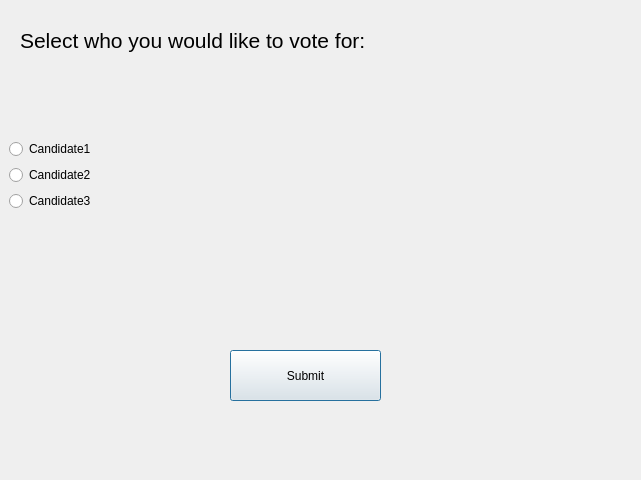
The window that ballot.ui (PrekshyaDawadi/E-Matdaan) describes before a commit, drawn with Qt 5.
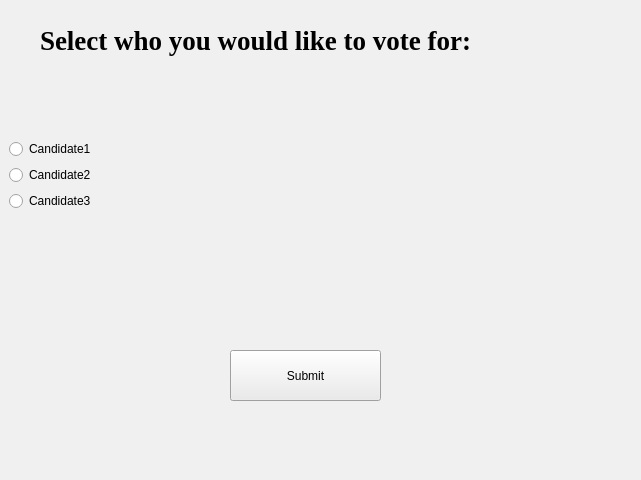
The same window after the commit.

```diff
--- a/ballot.ui
+++ b/ballot.ui
@@ -10,21 +10,1177 @@
     <height>480</height>
    </rect>
   </property>
+  <property name="palette">
+   <palette>
+    <active>
+     <colorrole role="WindowText">
+      <brush brushstyle="SolidPattern">
+       <color alpha="255">
+        <red>0</red>
+        <green>0</green>
+        <blue>0</blue>
+       </color>
+      </brush>
+     </colorrole>
+     <colorrole role="Button">
+      <brush brushstyle="SolidPattern">
+       <color alpha="255">
+        <red>240</red>
+        <green>240</green>
+        <blue>240</blue>
+       </color>
+      </brush>
+     </colorrole>
+     <colorrole role="Light">
+      <brush brushstyle="SolidPattern">
+       <color alpha="255">
+        <red>255</red>
+        <green>255</green>
+        <blue>255</blue>
+       </color>
+      </brush>
+     </colorrole>
+     <colorrole role="Midlight">
+      <brush brushstyle="SolidPattern">
+       <color alpha="255">
+        <red>227</red>
+        <green>227</green>
+        <blue>227</blue>
+       </color>
+      </brush>
+     </colorrole>
+     <colorrole role="Dark">
+      <brush brushstyle="SolidPattern">
+       <color alpha="255">
+        <red>160</red>
+        <green>160</green>
+        <blue>160</blue>
+       </color>
+      </brush>
+     </colorrole>
+     <colorrole role="Mid">
+      <brush brushstyle="SolidPattern">
+       <color alpha="255">
+        <red>160</red>
+        <green>160</green>
+        <blue>160</blue>
+       </color>
+      </brush>
+     </colorrole>
+     <colorrole role="Text">
+      <brush brushstyle="SolidPattern">
+       <color alpha="255">
+        <red>0</red>
+        <green>0</green>
+        <blue>0</blue>
+       </color>
+      </brush>
+     </colorrole>
+     <colorrole role="BrightText">
+      <brush brushstyle="SolidPattern">
+       <color alpha="255">
+        <red>255</red>
+        <green>255</green>
+        <blue>255</blue>
+       </color>
+      </brush>
+     </colorrole>
+     <colorrole role="ButtonText">
+      <brush brushstyle="SolidPattern">
+       <color alpha="255">
+        <red>0</red>
+        <green>0</green>
+        <blue>0</blue>
+       </color>
+      </brush>
+     </colorrole>
+     <colorrole role="Base">
+      <brush brushstyle="SolidPattern">
+       <color alpha="255">
+        <red>255</red>
+        <green>255</green>
+        <blue>255</blue>
+       </color>
+      </brush>
+     </colorrole>
+     <colorrole role="Window">
+      <brush brushstyle="SolidPattern">
+       <color alpha="255">
+        <red>85</red>
+        <green>170</green>
+        <blue>255</blue>
+       </color>
+      </brush>
+     </colorrole>
+     <colorrole role="Shadow">
+      <brush brushstyle="SolidPattern">
+       <color alpha="255">
+        <red>105</red>
+        <green>105</green>
+        <blue>105</blue>
+       </color>
+      </brush>
+     </colorrole>
+     <colorrole role="Highlight">
+      <brush brushstyle="SolidPattern">
+       <color alpha="255">
+        <red>0</red>
+        <green>120</green>
+        <blue>215</blue>
+       </color>
+      </brush>
+     </colorrole>
+     <colorrole role="HighlightedText">
+      <brush brushstyle="SolidPattern">
+       <color alpha="255">
+        <red>255</red>
+        <green>255</green>
+        <blue>255</blue>
+       </color>
+      </brush>
+     </colorrole>
+     <colorrole role="Link">
+      <brush brushstyle="SolidPattern">
+       <color alpha="255">
+        <red>0</red>
+        <green>0</green>
+        <blue>255</blue>
+       </color>
+      </brush>
+     </colorrole>
+     <colorrole role="LinkVisited">
+      <brush brushstyle="SolidPattern">
+       <color alpha="255">
+        <red>255</red>
+        <green>0</green>
+        <blue>255</blue>
+       </color>
+      </brush>
+     </colorrole>
+     <colorrole role="AlternateBase">
+      <brush brushstyle="SolidPattern">
+       <color alpha="255">
+        <red>245</red>
+        <green>245</green>
+        <blue>245</blue>
+       </color>
+      </brush>
+     </colorrole>
+     <colorrole role="NoRole">
+      <brush brushstyle="SolidPattern">
+       <color alpha="255">
+        <red>0</red>
+        <green>0</green>
+        <blue>0</blue>
+       </color>
+      </brush>
+     </colorrole>
+     <colorrole role="ToolTipBase">
+      <brush brushstyle="SolidPattern">
+       <color alpha="255">
+        <red>255</red>
+        <green>255</green>
+        <blue>220</blue>
+       </color>
+      </brush>
+     </colorrole>
+     <colorrole role="ToolTipText">
+      <brush brushstyle="SolidPattern">
+       <color alpha="255">
+        <red>0</red>
+        <green>0</green>
+        <blue>0</blue>
+       </color>
+      </brush>
+     </colorrole>
+     <colorrole role="PlaceholderText">
+      <brush brushstyle="SolidPattern">
+       <color alpha="128">
+        <red>0</red>
+        <green>0</green>
+        <blue>0</blue>
+       </color>
+      </brush>
+     </colorrole>
+    </active>
+    <inactive>
+     <colorrole role="WindowText">
+      <brush brushstyle="SolidPattern">
+       <color alpha="255">
+        <red>0</red>
+        <green>0</green>
+        <blue>0</blue>
+       </color>
+      </brush>
+     </colorrole>
+     <colorrole role="Button">
+      <brush brushstyle="SolidPattern">
+       <color alpha="255">
+        <red>240</red>
+        <green>240</green>
+        <blue>240</blue>
+       </color>
+      </brush>
+     </colorrole>
+     <colorrole role="Light">
+      <brush brushstyle="SolidPattern">
+       <color alpha="255">
+        <red>255</red>
+        <green>255</green>
+        <blue>255</blue>
+       </color>
+      </brush>
+     </colorrole>
+     <colorrole role="Midlight">
+      <brush brushstyle="SolidPattern">
+       <color alpha="255">
+        <red>227</red>
+        <green>227</green>
+        <blue>227</blue>
+       </color>
+      </brush>
+     </colorrole>
+     <colorrole role="Dark">
+      <brush brushstyle="SolidPattern">
+       <color alpha="255">
+        <red>160</red>
+        <green>160</green>
+        <blue>160</blue>
+       </color>
+      </brush>
+     </colorrole>
+     <colorrole role="Mid">
+      <brush brushstyle="SolidPattern">
+       <color alpha="255">
+        <red>160</red>
+        <green>160</green>
+        <blue>160</blue>
+       </color>
+      </brush>
+     </colorrole>
+     <colorrole role="Text">
+      <brush brushstyle="SolidPattern">
+       <color alpha="255">
+        <red>0</red>
+        <green>0</green>
+        <blue>0</blue>
+       </color>
+      </brush>
+     </colorrole>
+     <colorrole role="BrightText">
+      <brush brushstyle="SolidPattern">
+       <color alpha="255">
+        <red>255</red>
+        <green>255</green>
+        <blue>255</blue>
+       </color>
+      </brush>
+     </colorrole>
+     <colorrole role="ButtonText">
+      <brush brushstyle="SolidPattern">
+       <color alpha="255">
+        <red>0</red>
+        <green>0</green>
+        <blue>0</blue>
+       </color>
+      </brush>
+     </colorrole>
+     <colorrole role="Base">
+      <brush brushstyle="SolidPattern">
+       <color alpha="255">
+        <red>255</red>
+        <green>255</green>
+        <blue>255</blue>
+       </color>
+      </brush>
+     </colorrole>
+     <colorrole role="Window">
+      <brush brushstyle="SolidPattern">
+       <color alpha="255">
+        <red>240</red>
+        <green>240</green>
+        <blue>240</blue>
+       </color>
+      </brush>
+     </colorrole>
+     <colorrole role="Shadow">
+      <brush brushstyle="SolidPattern">
+       <color alpha="255">
+        <red>105</red>
+        <green>105</green>
+        <blue>105</blue>
+       </color>
+      </brush>
+     </colorrole>
+     <colorrole role="Highlight">
+      <brush brushstyle="SolidPattern">
+       <color alpha="255">
+        <red>240</red>
+        <green>240</green>
+        <blue>240</blue>
+       </color>
+      </brush>
+     </colorrole>
+     <colorrole role="HighlightedText">
+      <brush brushstyle="SolidPattern">
+       <color alpha="255">
+        <red>0</red>
+        <green>0</green>
+        <blue>0</blue>
+       </color>
+      </brush>
+     </colorrole>
+     <colorrole role="Link">
+      <brush brushstyle="SolidPattern">
+       <color alpha="255">
+        <red>0</red>
+        <green>0</green>
+        <blue>255</blue>
+       </color>
+      </brush>
+     </colorrole>
+     <colorrole role="LinkVisited">
+      <brush brushstyle="SolidPattern">
+       <color alpha="255">
+        <red>255</red>
+        <green>0</green>
+        <blue>255</blue>
+       </color>
+      </brush>
+     </colorrole>
+     <colorrole role="AlternateBase">
+      <brush brushstyle="SolidPattern">
+       <color alpha="255">
+        <red>245</red>
+        <green>245</green>
+        <blue>245</blue>
+       </color>
+      </brush>
+     </colorrole>
+     <colorrole role="NoRole">
+      <brush brushstyle="NoBrush">
+       <color alpha="255">
+        <red>0</red>
+        <green>0</green>
+        <blue>0</blue>
+       </color>
+      </brush>
+     </colorrole>
+     <colorrole role="ToolTipBase">
+      <brush brushstyle="SolidPattern">
+       <color alpha="255">
+        <red>255</red>
+        <green>255</green>
+        <blue>220</blue>
+       </color>
+      </brush>
+     </colorrole>
+     <colorrole role="ToolTipText">
+      <brush brushstyle="SolidPattern">
+       <color alpha="255">
+        <red>0</red>
+        <green>0</green>
+        <blue>0</blue>
+       </color>
+      </brush>
+     </colorrole>
+     <colorrole role="PlaceholderText">
+      <brush brushstyle="SolidPattern">
+       <color alpha="128">
+        <red>0</red>
+        <green>0</green>
+        <blue>0</blue>
+       </color>
+      </brush>
+     </colorrole>
+    </inactive>
+    <disabled>
+     <colorrole role="WindowText">
+      <brush brushstyle="SolidPattern">
+       <color alpha="255">
+        <red>120</red>
+        <green>120</green>
+        <blue>120</blue>
+       </color>
+      </brush>
+     </colorrole>
+     <colorrole role="Button">
+      <brush brushstyle="SolidPattern">
+       <color alpha="255">
+        <red>240</red>
+        <green>240</green>
+        <blue>240</blue>
+       </color>
+      </brush>
+     </colorrole>
+     <colorrole role="Light">
+      <brush brushstyle="SolidPattern">
+       <color alpha="255">
+        <red>255</red>
+        <green>255</green>
+        <blue>255</blue>
+       </color>
+      </brush>
+     </colorrole>
+     <colorrole role="Midlight">
+      <brush brushstyle="SolidPattern">
+       <color alpha="255">
+        <red>247</red>
+        <green>247</green>
+        <blue>247</blue>
+       </color>
+      </brush>
+     </colorrole>
+     <colorrole role="Dark">
+      <brush brushstyle="SolidPattern">
+       <color alpha="255">
+        <red>160</red>
+        <green>160</green>
+        <blue>160</blue>
+       </color>
+      </brush>
+     </colorrole>
+     <colorrole role="Mid">
+      <brush brushstyle="SolidPattern">
+       <color alpha="255">
+        <red>160</red>
+        <green>160</green>
+        <blue>160</blue>
+       </color>
+      </brush>
+     </colorrole>
+     <colorrole role="Text">
+      <brush brushstyle="SolidPattern">
+       <color alpha="255">
+        <red>120</red>
+        <green>120</green>
+        <blue>120</blue>
+       </color>
+      </brush>
+     </colorrole>
+     <colorrole role="BrightText">
+      <brush brushstyle="SolidPattern">
+       <color alpha="255">
+        <red>255</red>
+        <green>255</green>
+        <blue>255</blue>
+       </color>
+      </brush>
+     </colorrole>
+     <colorrole role="ButtonText">
+      <brush brushstyle="SolidPattern">
+       <color alpha="255">
+        <red>120</red>
+        <green>120</green>
+        <blue>120</blue>
+       </color>
+      </brush>
+     </colorrole>
+     <colorrole role="Base">
+      <brush brushstyle="SolidPattern">
+       <color alpha="255">
+        <red>85</red>
+        <green>170</green>
+        <blue>255</blue>
+       </color>
+      </brush>
+     </colorrole>
+     <colorrole role="Window">
+      <brush brushstyle="SolidPattern">
+       <color alpha="255">
+        <red>85</red>
+        <green>170</green>
+        <blue>255</blue>
+       </color>
+      </brush>
+     </colorrole>
+     <colorrole role="Shadow">
+      <brush brushstyle="SolidPattern">
+       <color alpha="255">
+        <red>0</red>
+        <green>0</green>
+        <blue>0</blue>
+       </color>
+      </brush>
+     </colorrole>
+     <colorrole role="Highlight">
+      <brush brushstyle="SolidPattern">
+       <color alpha="255">
+        <red>0</red>
+        <green>120</green>
+        <blue>215</blue>
+       </color>
+      </brush>
+     </colorrole>
+     <colorrole role="HighlightedText">
+      <brush brushstyle="SolidPattern">
+       <color alpha="255">
+        <red>255</red>
+        <green>255</green>
+        <blue>255</blue>
+       </color>
+      </brush>
+     </colorrole>
+     <colorrole role="Link">
+      <brush brushstyle="SolidPattern">
+       <color alpha="255">
+        <red>0</red>
+        <green>0</green>
+        <blue>255</blue>
+       </color>
+      </brush>
+     </colorrole>
+     <colorrole role="LinkVisited">
+      <brush brushstyle="SolidPattern">
+       <color alpha="255">
+        <red>255</red>
+        <green>0</green>
+        <blue>255</blue>
+       </color>
+      </brush>
+     </colorrole>
+     <colorrole role="AlternateBase">
+      <brush brushstyle="SolidPattern">
+       <color alpha="255">
+        <red>245</red>
+        <green>245</green>
+        <blue>245</blue>
+       </color>
+      </brush>
+     </colorrole>
+     <colorrole role="NoRole">
+      <brush brushstyle="NoBrush">
+       <color alpha="255">
+        <red>0</red>
+        <green>0</green>
+        <blue>0</blue>
+       </color>
+      </brush>
+     </colorrole>
+     <colorrole role="ToolTipBase">
+      <brush brushstyle="SolidPattern">
+       <color alpha="255">
+        <red>255</red>
+        <green>255</green>
+        <blue>220</blue>
+       </color>
+      </brush>
+     </colorrole>
+     <colorrole role="ToolTipText">
+      <brush brushstyle="SolidPattern">
+       <color alpha="255">
+        <red>0</red>
+        <green>0</green>
+        <blue>0</blue>
+       </color>
+      </brush>
+     </colorrole>
+     <colorrole role="PlaceholderText">
+      <brush brushstyle="SolidPattern">
+       <color alpha="128">
+        <red>0</red>
+        <green>0</green>
+        <blue>0</blue>
+       </color>
+      </brush>
+     </colorrole>
+    </disabled>
+   </palette>
+  </property>
   <property name="windowTitle">
    <string>Dialog</string>
   </property>
   <widget class="QLabel" name="label">
    <property name="geometry">
     <rect>
-     <x>20</x>
+     <x>40</x>
      <y>20</y>
      <width>551</width>
      <height>41</height>
     </rect>
    </property>
+   <property name="palette">
+    <palette>
+     <active>
+      <colorrole role="WindowText">
+       <brush brushstyle="SolidPattern">
+        <color alpha="255">
+         <red>0</red>
+         <green>0</green>
+         <blue>0</blue>
+        </color>
+       </brush>
+      </colorrole>
+      <colorrole role="Button">
+       <brush brushstyle="SolidPattern">
+        <color alpha="255">
+         <red>240</red>
+         <green>240</green>
+         <blue>240</blue>
+        </color>
+       </brush>
+      </colorrole>
+      <colorrole role="Light">
+       <brush brushstyle="SolidPattern">
+        <color alpha="255">
+         <red>255</red>
+         <green>255</green>
+         <blue>255</blue>
+        </color>
+       </brush>
+      </colorrole>
+      <colorrole role="Midlight">
+       <brush brushstyle="SolidPattern">
+        <color alpha="255">
+         <red>227</red>
+         <green>227</green>
+         <blue>227</blue>
+        </color>
+       </brush>
+      </colorrole>
+      <colorrole role="Dark">
+       <brush brushstyle="SolidPattern">
+        <color alpha="255">
+         <red>160</red>
+         <green>160</green>
+         <blue>160</blue>
+        </color>
+       </brush>
+      </colorrole>
+      <colorrole role="Mid">
+       <brush brushstyle="SolidPattern">
+        <color alpha="255">
+         <red>160</red>
+         <green>160</green>
+         <blue>160</blue>
+        </color>
+       </brush>
+      </colorrole>
+      <colorrole role="Text">
+       <brush brushstyle="SolidPattern">
+        <color alpha="255">
+         <red>0</red>
+         <green>0</green>
+         <blue>0</blue>
+        </color>
+       </brush>
+      </colorrole>
+      <colorrole role="BrightText">
+       <brush brushstyle="SolidPattern">
+        <color alpha="255">
+         <red>255</red>
+         <green>255</green>
+         <blue>255</blue>
+        </color>
+       </brush>
+      </colorrole>
+      <colorrole role="ButtonText">
+       <brush brushstyle="SolidPattern">
+        <color alpha="255">
+         <red>0</red>
+         <green>0</green>
+         <blue>0</blue>
+        </color>
+       </brush>
+      </colorrole>
+      <colorrole role="Base">
+       <brush brushstyle="SolidPattern">
+        <color alpha="255">
+         <red>255</red>
+         <green>255</green>
+         <blue>255</blue>
+        </color>
+       </brush>
+      </colorrole>
+      <colorrole role="Window">
+       <brush brushstyle="SolidPattern">
+        <color alpha="255">
+         <red>240</red>
+         <green>240</green>
+         <blue>240</blue>
+        </color>
+       </brush>
+      </colorrole>
+      <colorrole role="Shadow">
+       <brush brushstyle="SolidPattern">
+        <color alpha="255">
+         <red>105</red>
+         <green>105</green>
+         <blue>105</blue>
+        </color>
+       </brush>
+      </colorrole>
+      <colorrole role="Highlight">
+       <brush brushstyle="SolidPattern">
+        <color alpha="255">
+         <red>0</red>
+         <green>120</green>
+         <blue>215</blue>
+        </color>
+       </brush>
+      </colorrole>
+      <colorrole role="HighlightedText">
+       <brush brushstyle="SolidPattern">
+        <color alpha="255">
+         <red>255</red>
+         <green>255</green>
+         <blue>255</blue>
+        </color>
+       </brush>
+      </colorrole>
+      <colorrole role="Link">
+       <brush brushstyle="SolidPattern">
+        <color alpha="255">
+         <red>0</red>
+         <green>0</green>
+         <blue>255</blue>
+        </color>
+       </brush>
+      </colorrole>
+      <colorrole role="LinkVisited">
+       <brush brushstyle="SolidPattern">
+        <color alpha="255">
+         <red>255</red>
+         <green>0</green>
+         <blue>255</blue>
+        </color>
+       </brush>
+      </colorrole>
+      <colorrole role="AlternateBase">
+       <brush brushstyle="SolidPattern">
+        <color alpha="255">
+         <red>245</red>
+         <green>245</green>
+         <blue>245</blue>
+        </color>
+       </brush>
+      </colorrole>
+      <colorrole role="NoRole">
+       <brush brushstyle="SolidPattern">
+        <color alpha="255">
+         <red>0</red>
+         <green>0</green>
+         <blue>0</blue>
+        </color>
+       </brush>
+      </colorrole>
+      <colorrole role="ToolTipBase">
+       <brush brushstyle="SolidPattern">
+        <color alpha="255">
+         <red>255</red>
+         <green>255</green>
+         <blue>220</blue>
+        </color>
+       </brush>
+      </colorrole>
+      <colorrole role="ToolTipText">
+       <brush brushstyle="SolidPattern">
+        <color alpha="255">
+         <red>0</red>
+         <green>0</green>
+         <blue>0</blue>
+        </color>
+       </brush>
+      </colorrole>
+      <colorrole role="PlaceholderText">
+       <brush brushstyle="SolidPattern">
+        <color alpha="128">
+         <red>0</red>
+         <green>0</green>
+         <blue>0</blue>
+        </color>
+       </brush>
+      </colorrole>
+     </active>
+     <inactive>
+      <colorrole role="WindowText">
+       <brush brushstyle="SolidPattern">
+        <color alpha="255">
+         <red>0</red>
+         <green>0</green>
+         <blue>0</blue>
+        </color>
+       </brush>
+      </colorrole>
+      <colorrole role="Button">
+       <brush brushstyle="SolidPattern">
+        <color alpha="255">
+         <red>240</red>
+         <green>240</green>
+         <blue>240</blue>
+        </color>
+       </brush>
+      </colorrole>
+      <colorrole role="Light">
+       <brush brushstyle="SolidPattern">
+        <color alpha="255">
+         <red>255</red>
+         <green>255</green>
+         <blue>255</blue>
+        </color>
+       </brush>
+      </colorrole>
+      <colorrole role="Midlight">
+       <brush brushstyle="SolidPattern">
+        <color alpha="255">
+         <red>227</red>
+         <green>227</green>
+         <blue>227</blue>
+        </color>
+       </brush>
+      </colorrole>
+      <colorrole role="Dark">
+       <brush brushstyle="SolidPattern">
+        <color alpha="255">
+         <red>160</red>
+         <green>160</green>
+         <blue>160</blue>
+        </color>
+       </brush>
+      </colorrole>
+      <colorrole role="Mid">
+       <brush brushstyle="SolidPattern">
+        <color alpha="255">
+         <red>160</red>
+         <green>160</green>
+         <blue>160</blue>
+        </color>
+       </brush>
+      </colorrole>
+      <colorrole role="Text">
+       <brush brushstyle="SolidPattern">
+        <color alpha="255">
+         <red>0</red>
+         <green>0</green>
+         <blue>0</blue>
+        </color>
+       </brush>
+      </colorrole>
+      <colorrole role="BrightText">
+       <brush brushstyle="SolidPattern">
+        <color alpha="255">
+         <red>255</red>
+         <green>255</green>
+         <blue>255</blue>
+        </color>
+       </brush>
+      </colorrole>
+      <colorrole role="ButtonText">
+       <brush brushstyle="SolidPattern">
+        <color alpha="255">
+         <red>0</red>
+         <green>0</green>
+         <blue>0</blue>
+        </color>
+       </brush>
+      </colorrole>
+      <colorrole role="Base">
+       <brush brushstyle="SolidPattern">
+        <color alpha="255">
+         <red>255</red>
+         <green>255</green>
+         <blue>255</blue>
+        </color>
+       </brush>
+      </colorrole>
+      <colorrole role="Window">
+       <brush brushstyle="SolidPattern">
+        <color alpha="255">
+         <red>240</red>
+         <green>240</green>
+         <blue>240</blue>
+        </color>
+       </brush>
+      </colorrole>
+      <colorrole role="Shadow">
+       <brush brushstyle="SolidPattern">
+        <color alpha="255">
+         <red>105</red>
+         <green>105</green>
+         <blue>105</blue>
+        </color>
+       </brush>
+      </colorrole>
+      <colorrole role="Highlight">
+       <brush brushstyle="SolidPattern">
+        <color alpha="255">
+         <red>240</red>
+         <green>240</green>
+         <blue>240</blue>
+        </color>
+       </brush>
+      </colorrole>
+      <colorrole role="HighlightedText">
+       <brush brushstyle="SolidPattern">
+        <color alpha="255">
+         <red>0</red>
+         <green>0</green>
+         <blue>0</blue>
+        </color>
+       </brush>
+      </colorrole>
+      <colorrole role="Link">
+       <brush brushstyle="SolidPattern">
+        <color alpha="255">
+         <red>0</red>
+         <green>0</green>
+         <blue>255</blue>
+        </color>
+       </brush>
+      </colorrole>
+      <colorrole role="LinkVisited">
+       <brush brushstyle="SolidPattern">
+        <color alpha="255">
+         <red>255</red>
+         <green>0</green>
+         <blue>255</blue>
+        </color>
+       </brush>
+      </colorrole>
+      <colorrole role="AlternateBase">
+       <brush brushstyle="SolidPattern">
+        <color alpha="255">
+         <red>245</red>
+         <green>245</green>
+         <blue>245</blue>
+        </color>
+       </brush>
+      </colorrole>
+      <colorrole role="NoRole">
+       <brush brushstyle="NoBrush">
+        <color alpha="255">
+         <red>0</red>
+         <green>0</green>
+         <blue>0</blue>
+        </color>
+       </brush>
+      </colorrole>
+      <colorrole role="ToolTipBase">
+       <brush brushstyle="SolidPattern">
+        <color alpha="255">
+         <red>255</red>
+         <green>255</green>
+         <blue>220</blue>
+        </color>
+       </brush>
+      </colorrole>
+      <colorrole role="ToolTipText">
+       <brush brushstyle="SolidPattern">
+        <color alpha="255">
+         <red>0</red>
+         <green>0</green>
+         <blue>0</blue>
+        </color>
+       </brush>
+      </colorrole>
+      <colorrole role="PlaceholderText">
+       <brush brushstyle="SolidPattern">
+        <color alpha="128">
+         <red>0</red>
+         <green>0</green>
+         <blue>0</blue>
+        </color>
+       </brush>
+      </colorrole>
+     </inactive>
+     <disabled>
+      <colorrole role="WindowText">
+       <brush brushstyle="SolidPattern">
+        <color alpha="255">
+         <red>120</red>
+         <green>120</green>
+         <blue>120</blue>
+        </color>
+       </brush>
+      </colorrole>
+      <colorrole role="Button">
+       <brush brushstyle="SolidPattern">
+        <color alpha="255">
+         <red>240</red>
+         <green>240</green>
+         <blue>240</blue>
+        </color>
+       </brush>
+      </colorrole>
+      <colorrole role="Light">
+       <brush brushstyle="SolidPattern">
+        <color alpha="255">
+         <red>255</red>
+         <green>255</green>
+         <blue>255</blue>
+        </color>
+       </brush>
+      </colorrole>
+      <colorrole role="Midlight">
+       <brush brushstyle="SolidPattern">
+        <color alpha="255">
+         <red>247</red>
+         <green>247</green>
+         <blue>247</blue>
+        </color>
+       </brush>
+      </colorrole>
+      <colorrole role="Dark">
+       <brush brushstyle="SolidPattern">
+        <color alpha="255">
+         <red>160</red>
+         <green>160</green>
+         <blue>160</blue>
+        </color>
+       </brush>
+      </colorrole>
+      <colorrole role="Mid">
+       <brush brushstyle="SolidPattern">
+        <color alpha="255">
+         <red>160</red>
+         <green>160</green>
+         <blue>160</blue>
+        </color>
+       </brush>
+      </colorrole>
+      <colorrole role="Text">
+       <brush brushstyle="SolidPattern">
+        <color alpha="255">
+         <red>120</red>
+         <green>120</green>
+         <blue>120</blue>
+        </color>
+       </brush>
+      </colorrole>
+      <colorrole role="BrightText">
+       <brush brushstyle="SolidPattern">
+        <color alpha="255">
+         <red>255</red>
+         <green>255</green>
+         <blue>255</blue>
+        </color>
+       </brush>
+      </colorrole>
+      <colorrole role="ButtonText">
+       <brush brushstyle="SolidPattern">
+        <color alpha="255">
+         <red>120</red>
+         <green>120</green>
+         <blue>120</blue>
+        </color>
+       </brush>
+      </colorrole>
+      <colorrole role="Base">
+       <brush brushstyle="SolidPattern">
+        <color alpha="255">
+         <red>240</red>
+         <green>240</green>
+         <blue>240</blue>
+        </color>
+       </brush>
+      </colorrole>
+      <colorrole role="Window">
+       <brush brushstyle="SolidPattern">
+        <color alpha="255">
+         <red>240</red>
+         <green>240</green>
+         <blue>240</blue>
+        </color>
+       </brush>
+      </colorrole>
+      <colorrole role="Shadow">
+       <brush brushstyle="SolidPattern">
+        <color alpha="255">
+         <red>0</red>
+         <green>0</green>
+         <blue>0</blue>
+        </color>
+       </brush>
+      </colorrole>
+      <colorrole role="Highlight">
+       <brush brushstyle="SolidPattern">
+        <color alpha="255">
+         <red>0</red>
+         <green>120</green>
+         <blue>215</blue>
+        </color>
+       </brush>
+      </colorrole>
+      <colorrole role="HighlightedText">
+       <brush brushstyle="SolidPattern">
+        <color alpha="255">
+         <red>255</red>
+         <green>255</green>
+         <blue>255</blue>
+        </color>
+       </brush>
+      </colorrole>
+      <colorrole role="Link">
+       <brush brushstyle="SolidPattern">
+        <color alpha="255">
+         <red>0</red>
+         <green>0</green>
+         <blue>255</blue>
+        </color>
+       </brush>
+      </colorrole>
+      <colorrole role="LinkVisited">
+       <brush brushstyle="SolidPattern">
+        <color alpha="255">
+         <red>255</red>
+         <green>0</green>
+         <blue>255</blue>
+        </color>
+       </brush>
+      </colorrole>
+      <colorrole role="AlternateBase">
+       <brush brushstyle="SolidPattern">
+        <color alpha="255">
+         <red>245</red>
+         <green>245</green>
+         <blue>245</blue>
+        </color>
+       </brush>
+      </colorrole>
+      <colorrole role="NoRole">
+       <brush brushstyle="NoBrush">
+        <color alpha="255">
+         <red>0</red>
+         <green>0</green>
+         <blue>0</blue>
+        </color>
+       </brush>
+      </colorrole>
+      <colorrole role="ToolTipBase">
+       <brush brushstyle="SolidPattern">
+        <color alpha="255">
+         <red>255</red>
+         <green>255</green>
+         <blue>220</blue>
+        </color>
+       </brush>
+      </colorrole>
+      <colorrole role="ToolTipText">
+       <brush brushstyle="SolidPattern">
+        <color alpha="255">
+         <red>0</red>
+         <green>0</green>
+         <blue>0</blue>
+        </color>
+       </brush>
+      </colorrole>
+      <colorrole role="PlaceholderText">
+       <brush brushstyle="SolidPattern">
+        <color alpha="128">
+         <red>0</red>
+         <green>0</green>
+         <blue>0</blue>
+        </color>
+       </brush>
+      </colorrole>
+     </disabled>
+    </palette>
+   </property>
    <property name="font">
     <font>
-     <pointsize>16</pointsize>
+     <family>Times New Roman</family>
+     <pointsize>20</pointsize>
+     <bold>true</bold>
     </font>
    </property>
    <property name="text">
```
Left out of the diff: 39 changed lines with no effect on the pictures.
